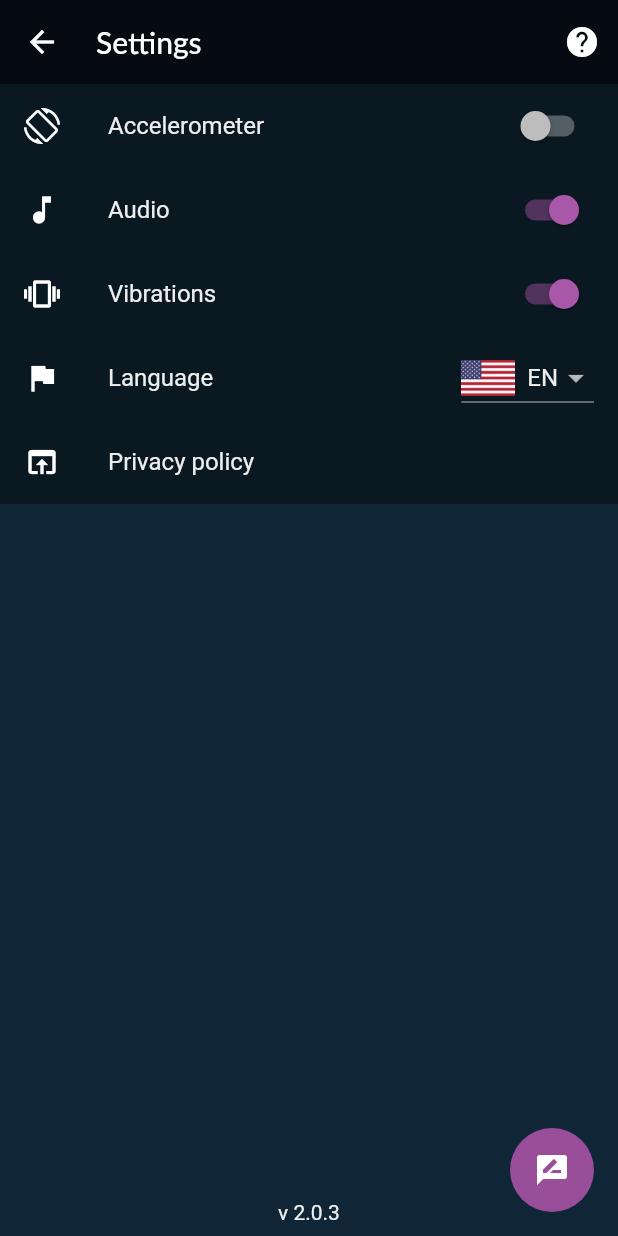
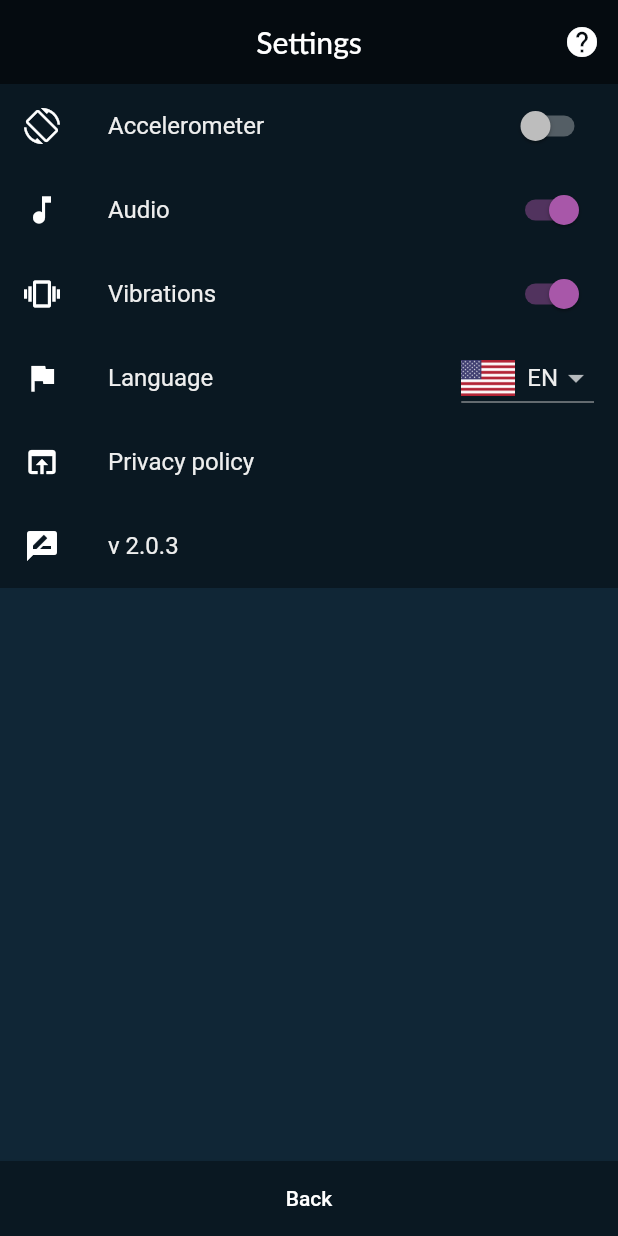
Before and after one commit to vintage/party_flutter, a Flutter app: the SettingsScreen screen opened by its route, on a phone screen of 412 x 824 dp. Run offline on Flutter 3.47's test engine with Material 2 defaults, Android fonts, the phone set to English and light mode, and no system bars; our stand-ins replace audioplayers, firebase_analytics, package_info, sensors, shared_preferences, vibration; missing offline and left inert: flutter_device_type, launch_review, screen; accounts and stored records are empty; generated files the repository leaves out were written again; project files that could hold a hidden picture were left out.

Commit message:
Tablet support

```diff
--- a/lib/ui/screens/category_play.dart
+++ b/lib/ui/screens/category_play.dart
@@ -14,6 +14,7 @@ import 'package:zgadula/store/category.dart';
 import 'package:zgadula/models/category.dart';
 import 'package:zgadula/store/question.dart';
 import 'package:zgadula/store/settings.dart';
+import 'package:zgadula/ui/theme.dart';
 import '../shared/widgets.dart';
 
 class CategoryPlayScreen extends StatefulWidget {
@@ -228,7 +229,7 @@ class CategoryPlayScreenState extends State<CategoryPlayScreen> {
       padding: const EdgeInsets.symmetric(vertical: 8.0),
       child: Icon(
         icon,
-        size: 96.0,
+        size: ThemeConfig.fullScreenIconSize,
         color: Theme.of(context).textTheme.body1.color,
       ),
     );
--- a/lib/ui/screens/settings.dart
+++ b/lib/ui/screens/settings.dart
@@ -7,25 +7,29 @@ import 'package:zgadula/localizations.dart';
 import 'package:zgadula/services/language.dart';
 import 'package:zgadula/store/settings.dart';
 import 'package:zgadula/store/language.dart';
+import 'package:zgadula/ui/theme.dart';
 import '../shared/widgets.dart';
 
 class SettingsScreen extends StatelessWidget {
   Widget buildAppBar(context) {
     return SliverAppBar(
-      titleSpacing: 8.0,
+      centerTitle: true,
+      automaticallyImplyLeading: false,
+      expandedHeight: ThemeConfig.appBarHeight,
       floating: true,
       backgroundColor: Colors.black.withOpacity(0.7),
       title: Text(
         AppLocalizations.of(context).settingsHeader,
         style: TextStyle(
           color: Colors.white,
-          fontSize: 20.0,
+          fontSize: ThemeConfig.appBarFontSize,
         ),
       ),
       actions: <Widget>[
         // action button
         IconButton(
           icon: Icon(Icons.help),
+          iconSize: ThemeConfig.appBarIconSize,
           onPressed: () {
             Navigator.pushNamed(
               context,
@@ -105,6 +109,11 @@ class SettingsScreen extends StatelessWidget {
                 title: Text(AppLocalizations.of(context).settingsPrivacyPolicy),
                 onTap: openPrivacyPolicy,
               ),
+              ListTile(
+                leading: Icon(Icons.rate_review),
+                title: Text('v ${model.version}'),
+                onTap: rateApp,
+              ),
             ],
           );
         },
@@ -115,18 +124,8 @@ class SettingsScreen extends StatelessWidget {
   @override
   Widget build(BuildContext context) {
     return Scaffold(
-      floatingActionButton: FloatingActionButton(
-        elevation: 0.0,
-        child: Icon(Icons.rate_review),
-        backgroundColor: Theme.of(context).buttonColor,
-        onPressed: () {
-          LaunchReview.launch(
-            androidAppId: SettingsModel.androidId,
-            iOSAppId: SettingsModel.appleId,
-          );
-        },
-      ),
       body: Column(
+        crossAxisAlignment: CrossAxisAlignment.stretch,
         children: <Widget>[
           Expanded(
             child: CustomScrollView(
@@ -142,15 +141,19 @@ class SettingsScreen extends StatelessWidget {
               ],
             ),
           ),
-          ScopedModelDescendant<SettingsModel>(
-              builder: (context, child, model) {
-            return Padding(
-              padding: const EdgeInsets.only(bottom: 8.0),
-              child: Text('v ${model.version}'),
-            );
-          }),
+          BottomButton(
+            child: Text(AppLocalizations.of(context).preparationBack),
+            onPressed: () => Navigator.pop(context),
+          ),
         ],
       ),
+    );
+  }
+
+  rateApp() {
+    LaunchReview.launch(
+      androidAppId: SettingsModel.androidId,
+      iOSAppId: SettingsModel.appleId,
     );
   }
 
--- a/lib/ui/shared/bottom_button.dart
+++ b/lib/ui/shared/bottom_button.dart
@@ -14,7 +14,7 @@ class BottomButton extends StatelessWidget {
 
   Widget build(BuildContext context) {
     return SizedBox(
-      height: 50.0,
+      height: ThemeConfig.backButtonHeight,
       child: ButtonTheme(
         shape: BeveledRectangleBorder(),
         child: RaisedButton(
--- a/lib/ui/shared/category_list_item.dart
+++ b/lib/ui/shared/category_list_item.dart
@@ -1,5 +1,6 @@
 import 'package:flutter/material.dart';
 
+import 'package:zgadula/ui/theme.dart';
 import 'package:zgadula/models/category.dart';
 import 'category_image.dart';
 
@@ -33,7 +34,7 @@ class CategoryListItem extends StatelessWidget {
             child: Container(
               alignment: Alignment.center,
               padding: EdgeInsets.only(left: 10.0),
-              height: 35.0,
+              height: ThemeConfig.categoriesTextHeight,
               decoration: BoxDecoration(
                 color: Colors.black.withOpacity(0.7),
                 border: Border(
@@ -47,7 +48,7 @@ class CategoryListItem extends StatelessWidget {
                 category.name,
                 style: TextStyle(
                   color: Colors.white,
-                  fontSize: 14.0,
+                  fontSize: ThemeConfig.categoriesTextSize,
                 ),
               ),
             ),
--- a/lib/ui/theme.dart
+++ b/lib/ui/theme.dart
@@ -1,4 +1,5 @@
 import 'package:flutter/material.dart';
+import 'package:flutter_device_type/flutter_device_type.dart';
 
 const Color primaryColor = Color(0xFF102636);
 const Color primaryDarkColor = Color(0xFF0a1822);
@@ -9,6 +10,8 @@ const Color secondaryDarkColor = Color(0xFF874588);
 const Color secondaryLightColor = Color(0xFFa857a9);
 
 const Color textColor = Color(0xFFEEEEEE);
+
+final isTablet = Device.get().isTablet;
 
 ThemeData createTheme(BuildContext context) {
   ThemeData theme = ThemeData(
@@ -30,14 +33,15 @@ ThemeData createTheme(BuildContext context) {
     textTheme: Theme.of(context).textTheme.apply(
           bodyColor: textColor,
           displayColor: Color(0xFF757575),
+          fontSizeFactor: isTablet ? 1.75 : 1.0,
         ),
     buttonTheme: ButtonThemeData(
-      height: 52.0,
-      minWidth: 120.0,
+      height: isTablet ? 74.0 : 52.0,
+      minWidth: isTablet ? 180.0 : 120.0,
       buttonColor: secondaryColor,
       highlightColor: secondaryLightColor,
       shape: RoundedRectangleBorder(
-        borderRadius: BorderRadius.circular(8.0),
+        borderRadius: BorderRadius.circular(isTablet ? 12.0 : 8.0),
       ),
     ),
     sliderTheme: SliderTheme.of(context).copyWith(
@@ -52,3 +56,19 @@ ThemeData createTheme(BuildContext context) {
 
   return theme;
 }
+
+class ThemeConfig {
+  static final appBarHeight = isTablet ? 74.0 : 32.0;
+  static final appBarIconSize = isTablet ? 50.0 : 24.0;
+  static final appBarFontSize = isTablet ? 36.0 : 20.0;
+
+  static final backButtonHeight = isTablet ? 80.0 : 50.0;
+
+  static final categoriesGridCount = isTablet ? 3 : 2;
+  static final categoriesTextHeight = isTablet ? 55.0 : 35.0;
+  static final categoriesTextSize = isTablet ? 20.0 : 14.0;
+  static final categoryImageSize = isTablet ? 280.0 : 170.0;
+  static final categorySampleQuestionPadding = isTablet ? 8.0 : 4.0;
+
+  static final fullScreenIconSize = isTablet ? 164.0 : 96.0;
+}
--- a/pubspec.yaml
+++ b/pubspec.yaml
@@ -30,6 +30,7 @@ dependencies:
   package_info: ^0.4.0+1
   launch_review: ^2.0.0
   url_launcher: ^5.0.2
+  flutter_device_type: ^0.1.0
 
 dev_dependencies:
   flutter_test:
```
Also changed, not shown: lib/ui/screens/category_detail.dart (+8 -6 lines), lib/ui/screens/home.dart (+7 -4 lines), lib/ui/shared/reveal/pages.dart (+5 -8 lines).
